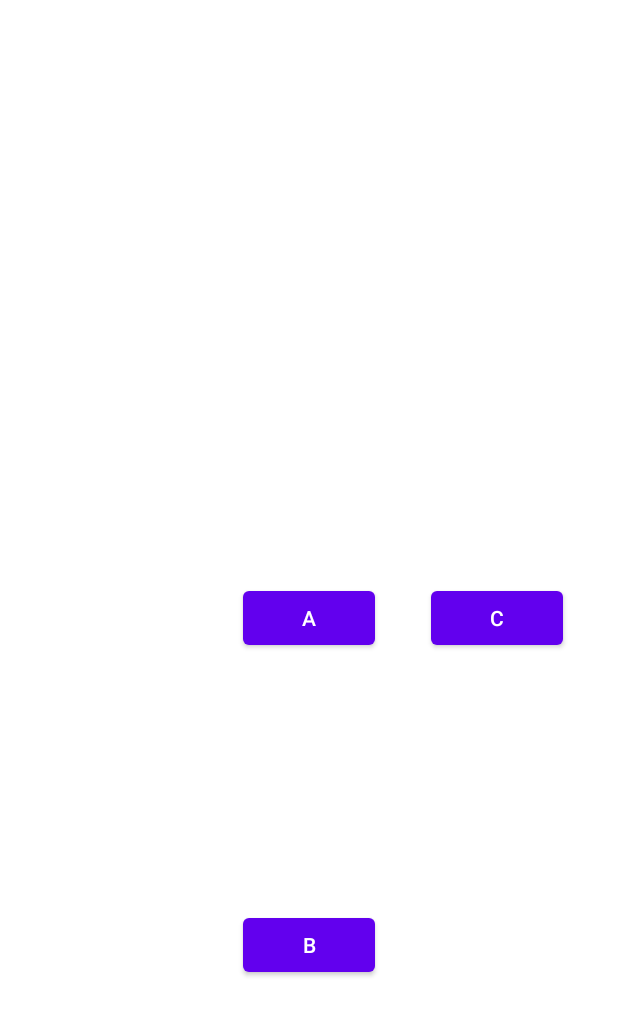
After one commit to prof-infnet/AppUILayout, an Android app: the layout constraint_layout.xml on its own in the app's theme, with its tools: preview values and no code run, on a phone screen of 412 x 824 dp. The commit adds this screen. Shown: the top 1016 px of the screen. Run offline under Robolectric (Android 15) with nearby library versions, the phone set to English and light mode, and no system bars.

Commit message:
Aula Inicial de Constraint

```diff
--- a/app/build.gradle
+++ b/app/build.gradle
@@ -33,10 +33,10 @@ android {
 
 dependencies {
 
-    implementation 'androidx.core:core-ktx:1.7.0'
-    implementation 'androidx.appcompat:appcompat:1.3.0'
-    implementation 'com.google.android.material:material:1.4.0'
-    implementation 'androidx.constraintlayout:constraintlayout:2.0.4'
+    implementation 'androidx.core:core-ktx:1.8.0'
+    implementation 'androidx.appcompat:appcompat:1.5.0'
+    implementation 'com.google.android.material:material:1.6.1'
+    implementation 'androidx.constraintlayout:constraintlayout:2.1.4'
     testImplementation 'junit:junit:4.13.2'
     androidTestImplementation 'androidx.test.ext:junit:1.1.3'
     androidTestImplementation 'androidx.test.espresso:espresso-core:3.4.0'
--- /dev/null
+++ b/app/src/main/res/layout/constraint_layout.xml
@@ -0,0 +1,49 @@
+<?xml version="1.0" encoding="utf-8"?>
+<androidx.constraintlayout.widget.ConstraintLayout
+    xmlns:android="http://schemas.android.com/apk/res/android"
+    xmlns:app="http://schemas.android.com/apk/res-auto"
+
+    android:id="@+id/constraintlayout"
+    android:layout_width="match_parent"
+    android:layout_height="match_parent">
+
+    <Button
+        android:id="@+id/btna"
+        android:layout_width="wrap_content"
+        android:layout_height="wrap_content"
+
+
+
+        android:text="@string/button1"
+        app:layout_constraintBottom_toBottomOf="parent"
+        app:layout_constraintEnd_toEndOf="parent"
+        app:layout_constraintStart_toStartOf="parent"
+        app:layout_constraintTop_toTopOf="parent"
+
+        />
+
+    <Button
+        android:id="@+id/btnb"
+        android:layout_width="wrap_content"
+        android:layout_height="wrap_content"
+        android:text="@string/b"
+        app:layout_constraintBottom_toBottomOf="parent"
+        app:layout_constraintEnd_toEndOf="@+id/btna"
+
+        app:layout_constraintStart_toStartOf="@+id/btna"
+        app:layout_constraintTop_toBottomOf="@+id/btna"/>
+
+
+    <Button
+        android:id="@+id/btnc"
+        android:layout_width="wrap_content"
+        android:layout_height="wrap_content"
+        android:text="@string/c"
+
+        app:layout_constraintTop_toTopOf="parent"
+        app:layout_constraintBottom_toBottomOf="parent"
+        app:layout_constraintEnd_toEndOf="parent"
+        app:layout_constraintBaseline_toBaselineOf="@+id/btna"
+        app:layout_constraintStart_toEndOf="@+id/btna"
+        />
+</androidx.constraintlayout.widget.ConstraintLayout>
--- a/app/src/main/res/values/strings.xml
+++ b/app/src/main/res/values/strings.xml
@@ -14,4 +14,7 @@
     <string name="isso_um_pato">Isso é um pato</string>
     <string name="messageedit">Message</string>
     <string name="send">Send</string>
+    <string name="button1">A</string>
+    <string name="b">B</string>
+    <string name="c">C</string>
 </resources>
```
